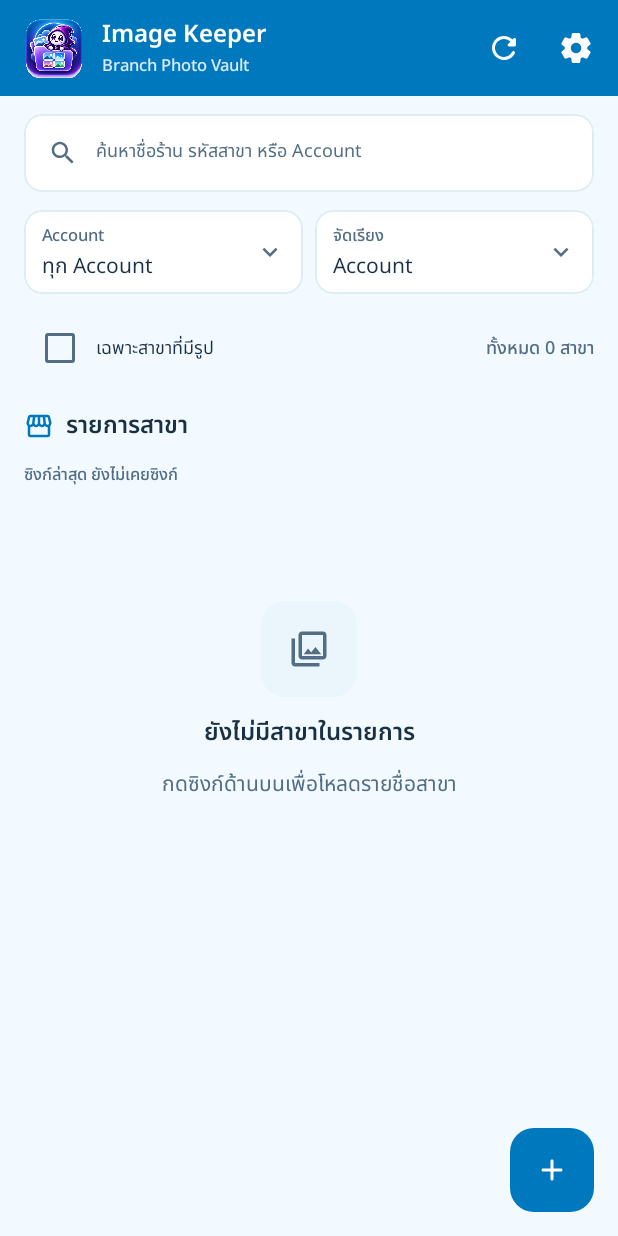
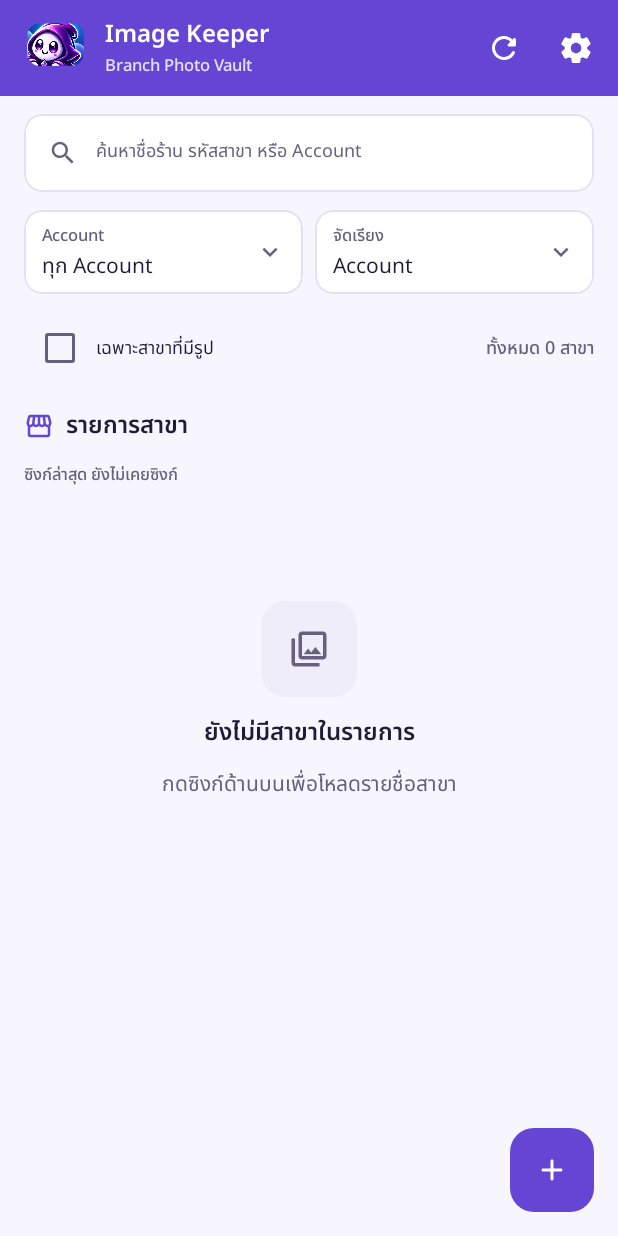
Before and after one commit to surakiatforwork-art/Image_Keeper, an Android app built with Jetpack Compose: the screen it shows after launch (MainActivity), on a phone screen of 412 x 824 dp. Run offline under Robolectric (Android 15) with nearby library versions, the phone set to English and light mode, and no system bars; our stand-ins replace Room's generated code.

Commit message:
Align Keeper UI with purple ghost gallery branding

```diff
--- a/app/build.gradle.kts
+++ b/app/build.gradle.kts
@@ -14,8 +14,8 @@ android {
         applicationId = "com.branchphotovault"
         minSdk = 26
         targetSdk = 35
-        versionCode = 57
-        versionName = "1.4.1"
+        versionCode = 58
+        versionName = "1.4.2"
 
         testInstrumentationRunner = "androidx.test.runner.AndroidJUnitRunner"
         vectorDrawables {
--- a/app/src/main/java/com/branchphotovault/ui/components/GlassComponents.kt
+++ b/app/src/main/java/com/branchphotovault/ui/components/GlassComponents.kt
@@ -93,7 +93,7 @@ fun GlassToolbar(
 ) {
     val scheme=MaterialTheme.colorScheme
     val isDark = scheme.background.luminance() < 0.35f
-    // Dark palette: navy chrome with sky-blue content; light palette: blue with white content.
+    // Dark palette: deep indigo chrome; light palette: vivid purple with white content.
     val barColor = if (isDark) scheme.primaryContainer else scheme.primary
     val foreground = if (isDark) scheme.onPrimaryContainer else scheme.onPrimary
     TopAppBar(
--- a/app/src/main/java/com/branchphotovault/ui/screens/BranchListScreen.kt
+++ b/app/src/main/java/com/branchphotovault/ui/screens/BranchListScreen.kt
@@ -60,15 +60,18 @@ fun BranchListScreen(
                         verticalAlignment=Alignment.CenterVertically,
                         horizontalArrangement=Arrangement.spacedBy(12.dp)
                     ) {
-                        Image(painterResource(R.drawable.keeper_brand),
-                            contentDescription="Image Keeper",modifier=Modifier.size(40.dp))
+                        Image(
+                            painterResource(R.drawable.keeper_ghost_inapp),
+                            contentDescription="ผีน้อย Image Keeper",
+                            modifier = Modifier.size(42.dp)
+                        )
                         Column(verticalArrangement=Arrangement.spacedBy(0.dp)) {
                             Text("Image Keeper",
                                 style=MaterialTheme.typography.titleMedium,
                                 maxLines=1,overflow=TextOverflow.Ellipsis)
                             Text("Branch Photo Vault",
                                 style=MaterialTheme.typography.labelSmall,
-                                color=MaterialTheme.colorScheme.onPrimary.copy(alpha=.84f))
+                                color=androidx.compose.material3.LocalContentColor.current.copy(alpha=.82f))
                         }
                     }
                 },
--- a/app/src/main/java/com/branchphotovault/ui/theme/Color.kt
+++ b/app/src/main/java/com/branchphotovault/ui/theme/Color.kt
@@ -2,14 +2,14 @@ package com.branchphotovault.ui.theme
 
 import androidx.compose.ui.graphics.Color
 
-// Brighter, photo-friendly sky palette: vivid blue actions and warm coral accents.
-// Preserve the existing Keeper ghost illustration and quiet image surfaces.
-val VaultGreen = Color(0xFF0078BE)
-val MossGreen = Color(0xFF526D85)
-val Amber = Color(0xFFEC815E)
-val Cream = Color(0xFFF2FAFF)
-val Slate = Color(0xFF1A3043)
-val Mist = Color(0xFFEAF5FC)
-val Danger = Color(0xFFD1495B)
+// App chrome echoes the unchanged Ghost Gallery launcher: purple hood,
+// indigo backdrop and small sky-blue accents. Photos remain the focal point.
+val VaultGreen = Color(0xFF6545D4)
+val MossGreen = Color(0xFF67617F)
+val Amber = Color(0xFF258ACB)
+val Cream = Color(0xFFF7F6FF)
+val Slate = Color(0xFF211C36)
+val Mist = Color(0xFFF0EDFA)
+val Danger = Color(0xFFD14965)
 val CardWhite = Color(0xFFFFFFFF)
-val MintOutline = Color(0xFFD5E7F0)
+val MintOutline = Color(0xFFDDD6F3)
--- a/app/src/main/java/com/branchphotovault/ui/theme/Theme.kt
+++ b/app/src/main/java/com/branchphotovault/ui/theme/Theme.kt
@@ -16,16 +16,16 @@ import androidx.compose.ui.unit.dp
 private val LightColors = lightColorScheme(
     primary = VaultGreen,
     onPrimary = Color.White,
-    primaryContainer = Color(0xFFDAF0FF),
-    onPrimaryContainer = Color(0xFF094269),
+    primaryContainer = Color(0xFFEAE3FF),
+    onPrimaryContainer = Color(0xFF38237B),
     secondary = MossGreen,
     onSecondary = Color.White,
-    secondaryContainer = Color(0xFFE7F2FA),
+    secondaryContainer = Color(0xFFECE8F8),
     onSecondaryContainer = Slate,
     tertiary = Amber,
-    onTertiary = Slate,
-    tertiaryContainer = Color(0xFFFFE6D9),
-    onTertiaryContainer = Color(0xFF773E28),
+    onTertiary = Color.White,
+    tertiaryContainer = Color(0xFFDDF2FF),
+    onTertiaryContainer = Color(0xFF12446C),
     background = Cream,
     onBackground = Slate,
     surface = CardWhite,
@@ -33,28 +33,32 @@ private val LightColors = lightColorScheme(
     surfaceVariant = Mist,
     onSurfaceVariant = MossGreen,
     outline = MintOutline,
-    outlineVariant = Color(0xFFE2EDF5),
+    outlineVariant = Color(0xFFE9E4F5),
     error = Danger
 )
 
 private val DarkColors = darkColorScheme(
-    primary = Color(0xFF73D8FF),
-    onPrimary = Color(0xFF063D5F),
-    primaryContainer = Color(0xFF0B527A),
-    onPrimaryContainer = Color(0xFFCBEFFF),
-    secondary = Color(0xFFB1CEDF),
-    onSecondary = Color(0xFF152B40),
-    tertiary = Color(0xFFFFAC8E),
-    onTertiary = Color(0xFF4B251B),
-    background = Color(0xFF0C1927),
-    onBackground = Color(0xFFEAF6FF),
-    surface = Color(0xFF182839),
-    onSurface = Color(0xFFEAF6FF),
-    surfaceVariant = Color(0xFF23394C),
-    onSurfaceVariant = Color(0xFFB4CBDD),
-    outline = Color(0xFF3A5266),
-    outlineVariant = Color(0xFF30485A),
-    error = Color(0xFFFFA3AC)
+    primary = Color(0xFFB49CFF),
+    onPrimary = Color(0xFF25124F),
+    primaryContainer = Color(0xFF30205F),
+    onPrimaryContainer = Color(0xFFF4ECFF),
+    secondary = Color(0xFFC6B9E4),
+    onSecondary = Color(0xFF251D3C),
+    secondaryContainer = Color(0xFF38304B),
+    onSecondaryContainer = Color(0xFFF4ECFF),
+    tertiary = Color(0xFF83D3FF),
+    onTertiary = Color(0xFF0A3050),
+    tertiaryContainer = Color(0xFF153A5B),
+    onTertiaryContainer = Color(0xFFDAF2FF),
+    background = Color(0xFF131329),
+    onBackground = Color(0xFFF1EDFF),
+    surface = Color(0xFF20203A),
+    onSurface = Color(0xFFF1EDFF),
+    surfaceVariant = Color(0xFF2A2948),
+    onSurfaceVariant = Color(0xFFCBC4E2),
+    outline = Color(0xFF514B75),
+    outlineVariant = Color(0xFF393456),
+    error = Color(0xFFFFA8BD)
 )
 
 private val AppShapes = Shapes(
@@ -74,7 +78,7 @@ fun BranchPhotoVaultTheme(
     SideEffect {
         (view.context as? android.app.Activity)?.window?.let { window ->
             WindowCompat.getInsetsController(window,view).apply {
-                // The toolbar is blue in light mode and deep navy-blue in dark mode:
+                // The toolbar is purple in light mode and deep indigo in dark mode:
                 // both need white status-bar glyphs; navigation follows theme contrast.
                 isAppearanceLightStatusBars = false
                 isAppearanceLightNavigationBars = !darkTheme
```
Also changed, not shown: app/src/main/res/drawable-nodpi/keeper_ghost_inapp.png (added), 1 other file.
